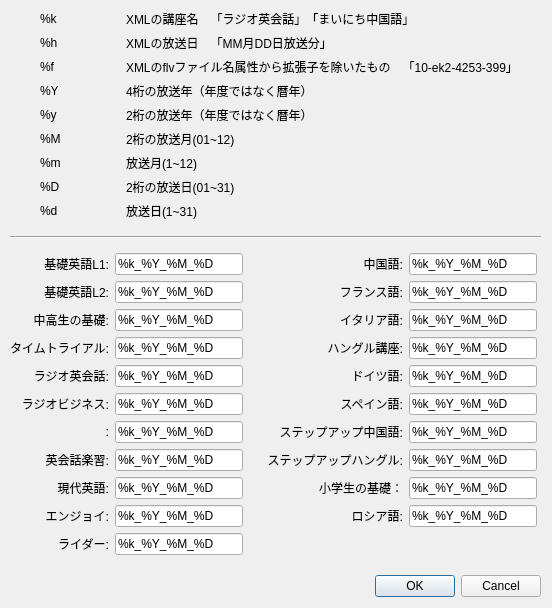
CSReviser/CaptureStream, file customizedialog.ui: the form before one commit.
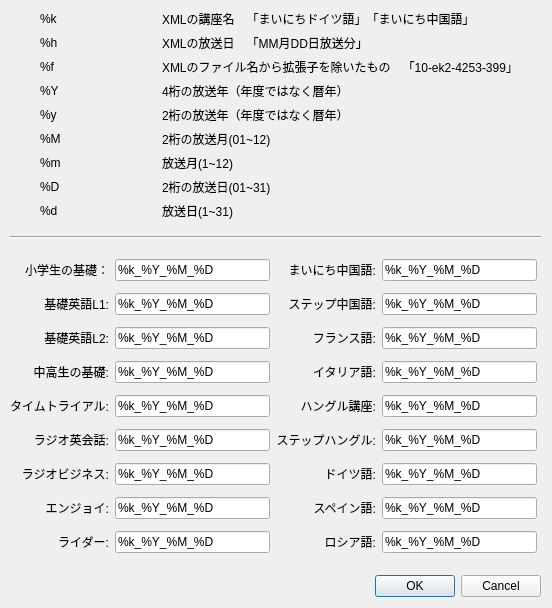
The form after the commit.

Commit message: カスタマイズメニュー（ファイル名、タグタイトル）今年度講座更新

The edit to the form file:
```diff
--- a/customizedialog.ui
+++ b/customizedialog.ui
@@ -67,6 +67,29 @@
    </property>
    <layout class="QGridLayout" name="gridLayout">
     <item row="0" column="0">
+     <widget class="QLabel" name="label_0">
+      <property name="enabled">
+       <bool>true</bool>
+      </property>
+      <property name="text">
+       <string>小学生の基礎：</string>
+      </property>
+      <property name="alignment">
+       <set>Qt::AlignRight|Qt::AlignTrailing|Qt::AlignVCenter</set>
+      </property>
+     </widget>
+    </item>
+    <item row="0" column="1">
+     <widget class="QLineEdit" name="lineEdit_0">
+      <property name="enabled">
+       <bool>true</bool>
+      </property>
+      <property name="text">
+       <string>%k_%Y_%M_%D</string>
+      </property>
+     </widget>
+    </item>
+    <item row="1" column="0">
      <widget class="QLabel" name="label">
       <property name="text">
        <string>基礎英語L1:</string>
@@ -76,8 +99,8 @@
       </property>
      </widget>
     </item>
-    <item row="0" column="1">
-     <widget class="QLineEdit" name="lineEdit">
+    <item row="1" column="1">
+     <widget class="QLineEdit" name="lineEdit_1">
       <property name="toolTip">
        <string/>
       </property>
@@ -86,7 +109,7 @@
       </property>
      </widget>
     </item>
-    <item row="1" column="0">
+    <item row="2" column="0">
      <widget class="QLabel" name="label_2">
       <property name="text">
        <string>基礎英語L2:</string>
@@ -96,14 +119,14 @@
       </property>
      </widget>
     </item>
-    <item row="1" column="1">
+    <item row="2" column="1">
      <widget class="QLineEdit" name="lineEdit_2">
       <property name="text">
        <string>%k_%Y_%M_%D</string>
       </property>
      </widget>
     </item>
-    <item row="2" column="0">
+    <item row="3" column="0">
      <widget class="QLabel" name="label_3">
       <property name="text">
        <string>中高生の基礎:</string>
@@ -113,14 +136,14 @@
       </property>
      </widget>
     </item>
-    <item row="2" column="1">
+    <item row="3" column="1">
      <widget class="QLineEdit" name="lineEdit_3">
       <property name="text">
        <string>%k_%Y_%M_%D</string>
       </property>
      </widget>
     </item>
-    <item row="3" column="0">
+    <item row="4" column="0">
      <widget class="QLabel" name="label_4">
       <property name="text">
        <string>タイムトライアル:</string>
@@ -130,14 +153,14 @@
       </property>
      </widget>
     </item>
-    <item row="3" column="1">
+    <item row="4" column="1">
      <widget class="QLineEdit" name="lineEdit_4">
       <property name="text">
        <string>%k_%Y_%M_%D</string>
       </property>
      </widget>
     </item>
-    <item row="4" column="0">
+    <item row="5" column="0">
      <widget class="QLabel" name="label_5">
       <property name="text">
        <string>ラジオ英会話:</string>
@@ -147,14 +170,14 @@
       </property>
      </widget>
     </item>
-    <item row="4" column="1">
+    <item row="5" column="1">
      <widget class="QLineEdit" name="lineEdit_5">
       <property name="text">
        <string>%k_%Y_%M_%D</string>
       </property>
      </widget>
     </item>
-    <item row="5" column="0">
+    <item row="6" column="0">
      <widget class="QLabel" name="label_6">
       <property name="text">
        <string>ラジオビジネス:</string>
@@ -164,105 +187,42 @@
       </property>
      </widget>
     </item>
-    <item row="5" column="1">
+    <item row="6" column="1">
      <widget class="QLineEdit" name="lineEdit_6">
       <property name="text">
        <string>%k_%Y_%M_%D</string>
       </property>
      </widget>
     </item>
-    <item row="6" column="0">
+    <item row="7" column="0">
      <widget class="QLabel" name="label_7">
+      <property name="enabled">
+       <bool>true</bool>
+      </property>
       <property name="text">
-       <string>:</string>
+       <string>エンジョイ:</string>
       </property>
       <property name="alignment">
        <set>Qt::AlignRight|Qt::AlignTrailing|Qt::AlignVCenter</set>
       </property>
      </widget>
     </item>
-    <item row="6" column="1">
+    <item row="7" column="1">
      <widget class="QLineEdit" name="lineEdit_7">
+      <property name="enabled">
+       <bool>true</bool>
+      </property>
       <property name="text">
        <string>%k_%Y_%M_%D</string>
       </property>
      </widget>
     </item>
-    <item row="7" column="0">
+    <item row="8" column="0">
      <widget class="QLabel" name="label_8">
       <property name="enabled">
        <bool>true</bool>
       </property>
       <property name="text">
-       <string>英会話楽習:</string>
-      </property>
-      <property name="alignment">
-       <set>Qt::AlignRight|Qt::AlignTrailing|Qt::AlignVCenter</set>
-      </property>
-     </widget>
-    </item>
-    <item row="7" column="1">
-     <widget class="QLineEdit" name="lineEdit_8">
-      <property name="enabled">
-       <bool>true</bool>
-      </property>
-      <property name="text">
-       <string>%k_%Y_%M_%D</string>
-      </property>
-     </widget>
-    </item>
-    <item row="8" column="0">
-     <widget class="QLabel" name="label_21">
-      <property name="enabled">
-       <bool>true</bool>
-      </property>
-      <property name="text">
-       <string>現代英語:</string>
-      </property>
-      <property name="alignment">
-       <set>Qt::AlignRight|Qt::AlignTrailing|Qt::AlignVCenter</set>
-      </property>
-     </widget>
-    </item>
-    <item row="8" column="1">
-     <widget class="QLineEdit" name="lineEdit_17">
-      <property name="enabled">
-       <bool>true</bool>
-      </property>
-      <property name="text">
-       <string>%k_%Y_%M_%D</string>
-      </property>
-     </widget>
-    </item>
-    <item row="9" column="0">
-     <widget class="QLabel" name="label_32">
-      <property name="enabled">
-       <bool>true</bool>
-      </property>
-      <property name="text">
-       <string>エンジョイ:</string>
-      </property>
-      <property name="alignment">
-       <set>Qt::AlignRight|Qt::AlignTrailing|Qt::AlignVCenter</set>
-      </property>
-     </widget>
-    </item>
-    <item row="9" column="1">
-     <widget class="QLineEdit" name="lineEdit_19">
-      <property name="enabled">
-       <bool>true</bool>
-      </property>
-      <property name="text">
-       <string>%k_%Y_%M_%D</string>
-      </property>
-     </widget>
-    </item>
-    <item row="10" column="0">
-     <widget class="QLabel" name="label_33">
-      <property name="enabled">
-       <bool>true</bool>
-      </property>
-      <property name="text">
        <string>ライダー:</string>
       </property>
       <property name="alignment">
@@ -270,8 +230,8 @@
       </property>
      </widget>
     </item>
-    <item row="10" column="1">
-     <widget class="QLineEdit" name="lineEdit_21">
+    <item row="8" column="1">
+     <widget class="QLineEdit" name="lineEdit_8">
       <property name="enabled">
        <bool>true</bool>
       </property>
@@ -280,33 +240,10 @@
       </property>
      </widget>
     </item>
-    <item row="7" column="3">
-     <widget class="QLabel" name="label_16">
-      <property name="enabled">
-       <bool>true</bool>
-      </property>
+    <item row="0" column="3">
+     <widget class="QLabel" name="label_9">
       <property name="text">
-       <string>ステップアップハングル:</string>
-      </property>
-      <property name="alignment">
-       <set>Qt::AlignRight|Qt::AlignTrailing|Qt::AlignVCenter</set>
-      </property>
-     </widget>
-    </item>
-    <item row="7" column="4">
-     <widget class="QLineEdit" name="lineEdit_16">
-      <property name="enabled">
-       <bool>true</bool>
-      </property>
-      <property name="text">
-       <string>%k_%Y_%M_%D</string>
-      </property>
-     </widget>
-    </item>
-    <item row="5" column="3">
-     <widget class="QLabel" name="label_14">
-      <property name="text">
-       <string>スペイン語:</string>
+       <string>まいにち中国語:</string>
       </property>
       <property name="alignment">
        <set>Qt::AlignRight|Qt::AlignTrailing|Qt::AlignVCenter</set>
@@ -320,17 +257,13 @@
       </property>
      </widget>
     </item>
-    <item row="3" column="2">
-     <widget class="QLabel" name="label_17">
-      <property name="text">
-       <string>　</string>
+    <item row="1" column="3">
+     <widget class="QLabel" name="label_10">
+      <property name="enabled">
+       <bool>true</bool>
       </property>
-     </widget>
-    </item>
-    <item row="3" column="3">
-     <widget class="QLabel" name="label_12">
       <property name="text">
-       <string>ハングル講座:</string>
+       <string>ステップ中国語:</string>
       </property>
       <property name="alignment">
        <set>Qt::AlignRight|Qt::AlignTrailing|Qt::AlignVCenter</set>
@@ -339,6 +272,9 @@
     </item>
     <item row="1" column="4">
      <widget class="QLineEdit" name="lineEdit_10">
+      <property name="enabled">
+       <bool>true</bool>
+      </property>
       <property name="text">
        <string>%k_%Y_%M_%D</string>
       </property>
@@ -347,20 +283,13 @@
     <item row="2" column="3">
      <widget class="QLabel" name="label_11">
       <property name="text">
-       <string>イタリア語:</string>
+       <string>フランス語:</string>
       </property>
       <property name="alignment">
        <set>Qt::AlignRight|Qt::AlignTrailing|Qt::AlignVCenter</set>
       </property>
      </widget>
     </item>
-    <item row="4" column="4">
-     <widget class="QLineEdit" name="lineEdit_13">
-      <property name="text">
-       <string>%k_%Y_%M_%D</string>
-      </property>
-     </widget>
-    </item>
     <item row="2" column="4">
      <widget class="QLineEdit" name="lineEdit_11">
       <property name="text">
@@ -368,6 +297,16 @@
       </property>
      </widget>
     </item>
+    <item row="3" column="3">
+     <widget class="QLabel" name="label_12">
+      <property name="text">
+       <string>イタリア語:</string>
+      </property>
+      <property name="alignment">
+       <set>Qt::AlignRight|Qt::AlignTrailing|Qt::AlignVCenter</set>
+      </property>
+     </widget>
+    </item>
     <item row="3" column="4">
      <widget class="QLineEdit" name="lineEdit_12">
       <property name="text">
@@ -375,91 +314,82 @@
       </property>
      </widget>
     </item>
-    <item row="5" column="4">
-     <widget class="QLineEdit" name="lineEdit_14">
-      <property name="text">
-       <string>%k_%Y_%M_%D</string>
-      </property>
-     </widget>
-    </item>
-    <item row="6" column="4">
-     <widget class="QLineEdit" name="lineEdit_15">
-      <property name="enabled">
-       <bool>true</bool>
-      </property>
-      <property name="text">
-       <string>%k_%Y_%M_%D</string>
-      </property>
-     </widget>
-    </item>
-    <item row="1" column="3">
-     <widget class="QLabel" name="label_10">
-      <property name="text">
-       <string>フランス語:</string>
-      </property>
-      <property name="alignment">
-       <set>Qt::AlignRight|Qt::AlignTrailing|Qt::AlignVCenter</set>
-      </property>
-     </widget>
-    </item>
-    <item row="0" column="3">
-     <widget class="QLabel" name="label_9">
-      <property name="text">
-       <string>中国語:</string>
-      </property>
-      <property name="alignment">
-       <set>Qt::AlignRight|Qt::AlignTrailing|Qt::AlignVCenter</set>
-      </property>
-     </widget>
-    </item>
     <item row="4" column="3">
      <widget class="QLabel" name="label_13">
       <property name="text">
-       <string>ドイツ語:</string>
+       <string>ハングル講座:</string>
       </property>
       <property name="alignment">
        <set>Qt::AlignRight|Qt::AlignTrailing|Qt::AlignVCenter</set>
       </property>
      </widget>
     </item>
+    <item row="4" column="4">
+     <widget class="QLineEdit" name="lineEdit_13">
+      <property name="text">
+       <string>%k_%Y_%M_%D</string>
+      </property>
+     </widget>
+    </item>
+    <item row="5" column="3">
+     <widget class="QLabel" name="label_14">
+      <property name="enabled">
+       <bool>true</bool>
+      </property>
+      <property name="text">
+       <string>ステップハングル:</string>
+      </property>
+      <property name="alignment">
+       <set>Qt::AlignRight|Qt::AlignTrailing|Qt::AlignVCenter</set>
+      </property>
+     </widget>
+    </item>
+    <item row="5" column="4">
+     <widget class="QLineEdit" name="lineEdit_14">
+      <property name="enabled">
+       <bool>true</bool>
+      </property>
+      <property name="text">
+       <string>%k_%Y_%M_%D</string>
+      </property>
+     </widget>
+    </item>
     <item row="6" column="3">
      <widget class="QLabel" name="label_15">
-      <property name="enabled">
-       <bool>true</bool>
+      <property name="text">
+       <string>ドイツ語:</string>
       </property>
+      <property name="alignment">
+       <set>Qt::AlignRight|Qt::AlignTrailing|Qt::AlignVCenter</set>
+      </property>
+     </widget>
+    </item>
+    <item row="6" column="4">
+     <widget class="QLineEdit" name="lineEdit_15">
       <property name="text">
-       <string>ステップアップ中国語:</string>
+       <string>%k_%Y_%M_%D</string>
       </property>
+     </widget>
+    </item>
+    <item row="7" column="3">
+     <widget class="QLabel" name="label_16">
+      <property name="text">
+       <string>スペイン語:</string>
+      </property>
       <property name="alignment">
        <set>Qt::AlignRight|Qt::AlignTrailing|Qt::AlignVCenter</set>
       </property>
      </widget>
     </item>
+    <item row="7" column="4">
+     <widget class="QLineEdit" name="lineEdit_16">
+      <property name="text">
+       <string>%k_%Y_%M_%D</string>
+      </property>
+     </widget>
+    </item>
     <item row="8" column="3">
-     <widget class="QLabel" name="label_22">
-      <property name="enabled">
-       <bool>true</bool>
-      </property>
-      <property name="text">
-       <string>小学生の基礎：</string>
-      </property>
-      <property name="alignment">
-       <set>Qt::AlignRight|Qt::AlignTrailing|Qt::AlignVCenter</set>
-      </property>
-     </widget>
-    </item>
-    <item row="8" column="4">
-     <widget class="QLineEdit" name="lineEdit_18">
-      <property name="enabled">
-       <bool>true</bool>
-      </property>
-      <property name="text">
-       <string>%k_%Y_%M_%D</string>
-      </property>
-     </widget>
-    </item>
-    <item row="9" column="3">
-     <widget class="QLabel" name="label_40">
+     <widget class="QLabel" name="label_17">
       <property name="enabled">
        <bool>true</bool>
       </property>
@@ -471,8 +401,8 @@
       </property>
      </widget>
     </item>
-    <item row="9" column="4">
-     <widget class="QLineEdit" name="lineEdit_20">
+    <item row="8" column="4">
+     <widget class="QLineEdit" name="lineEdit_17">
       <property name="enabled">
        <bool>true</bool>
       </property>
@@ -503,7 +433,7 @@
     <item row="0" column="1">
      <widget class="QLabel" name="label_29">
       <property name="text">
-       <string>XMLの講座名　「ラジオ英会話」「まいにち中国語」</string>
+       <string>XMLの講座名　「まいにちドイツ語」「まいにち中国語」</string>
       </property>
      </widget>
     </item>
@@ -531,7 +461,7 @@
     <item row="2" column="1">
      <widget class="QLabel" name="label_31">
       <property name="text">
-       <string>XMLのflvファイル名属性から拡張子を除いたもの　「10-ek2-4253-399」</string>
+       <string>XMLのファイル名から拡張子を除いたもの　「10-ek2-4253-399」</string>
       </property>
      </widget>
     </item>
```
Left out of the diff: 7 changed lines with no effect on the pictures. The commit also changes 4 other files.
